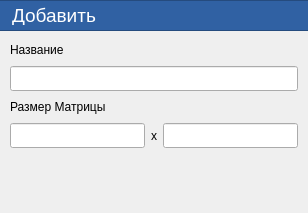
Above: interface/AddDialog.ui from NasyaS/Diplom before the change. Below: the same form after it.
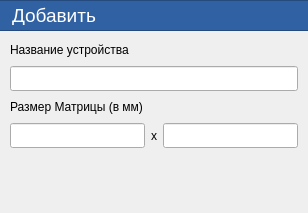
That is the form after the change.

```diff
--- a/interface/AddDialog.ui
+++ b/interface/AddDialog.ui
@@ -32,7 +32,7 @@
        </size>
       </property>
       <property name="text">
-       <string>Название</string>
+       <string>Название устройства</string>
       </property>
      </widget>
     </item>
@@ -58,7 +58,7 @@
        </size>
       </property>
       <property name="text">
-       <string>Размер Матрицы</string>
+       <string>Размер Матрицы (в мм)</string>
       </property>
      </widget>
     </item>
```
